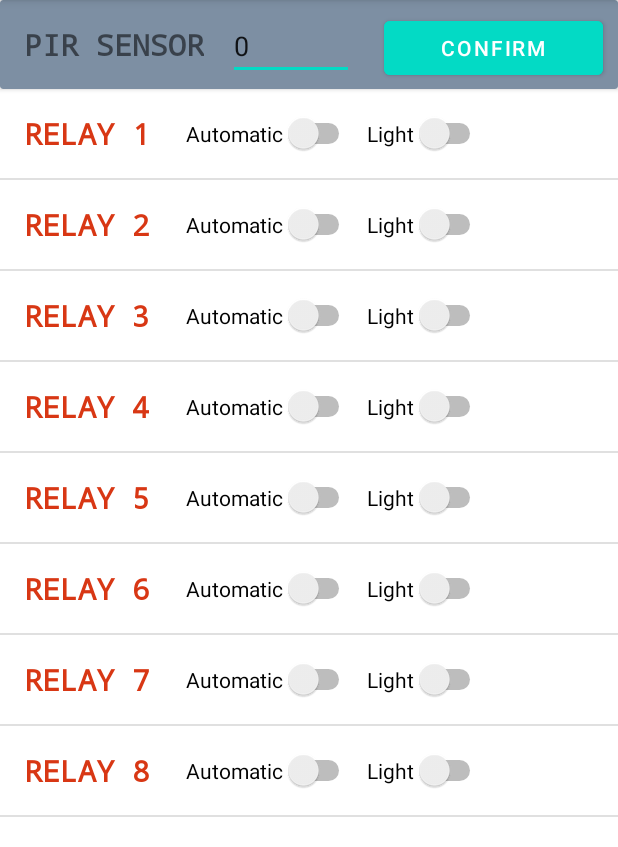
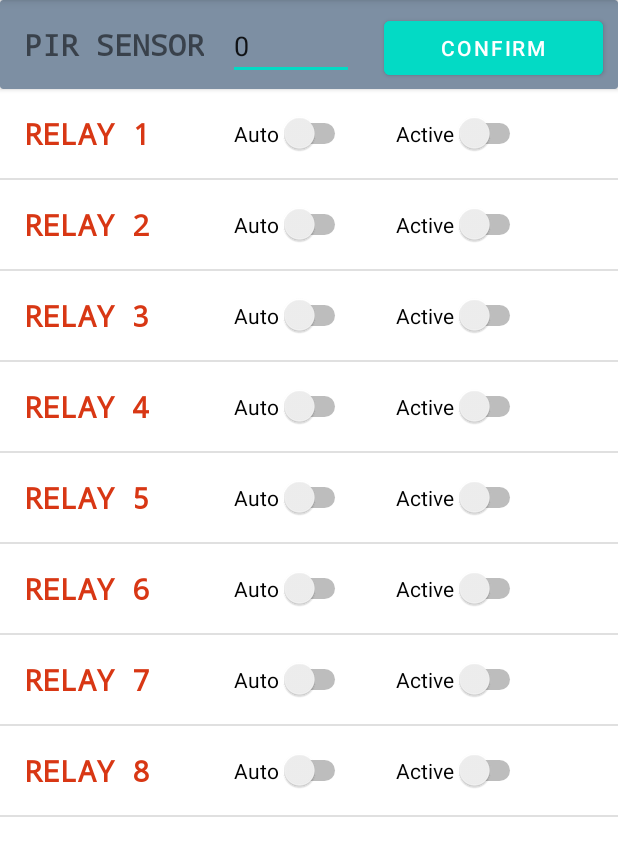
Before and after one commit to lunaechechuriignacio/Tesis, an Android app: the screen it shows after launch (MainActivity), on a phone screen of 412 x 824 dp, the part 84-931 px from its top. Run offline under Robolectric (Android 15) with nearby library versions, the phone set to English and light mode, and no system bars; our stand-ins replace Firebase (no records; nobody signed in at launch, a user with empty details on screens opened directly); 7 statements that could not run were skipped.

Commit message:
UPDATE: se realizan unos últimos ajustes visuales

```diff
--- a/app/mobile/app/src/main/java/com/test/firsttestfirebase/service/FirebaseService.java
+++ b/app/mobile/app/src/main/java/com/test/firsttestfirebase/service/FirebaseService.java
@@ -23,20 +23,12 @@ public class FirebaseService {
         return this.firebaseRepository.getPirSensorPropertyReference(property);
     }
 
-    public Object getPirSensorPropertyValue(String property) {
-        return this.firebaseRepository.getPirSensorPropertyData(property).getValue();
-    }
-
     public void setPirSensorPropertyValue(String property, Object value) {
         this.firebaseRepository.setPirSensorPropertyData(property, value);
     }
 
     public DatabaseReference getRelayPropertyReference(Integer relayNumber, String property) {
         return this.firebaseRepository.getRelayPropertyReference(relayNumber, property);
-    }
-
-    public Object getRelayPropertyValue(Integer relayNumber, String property) {
-        return this.firebaseRepository.getRelayPropertyData(relayNumber, property).getValue();
     }
 
     public void setRelayPropertyValue(Integer relayNumber, String property, Object value) {
--- a/app/mobile/app/src/main/java/com/test/firsttestfirebase/view/viewHolder/RelayViewHolder.java
+++ b/app/mobile/app/src/main/java/com/test/firsttestfirebase/view/viewHolder/RelayViewHolder.java
@@ -29,8 +29,8 @@ public class RelayViewHolder extends RecyclerView.ViewHolder {
     public RelayViewHolder(@NonNull View itemView) {
         super(itemView);
         this.tvRelay = itemView.findViewById(R.id.tv_relay);
-        this.swRelayAutomatic = itemView.findViewById(R.id.sw_relay_automatic);
-        this.swRelayLight = itemView.findViewById(R.id.sw_relay_light);
+        this.swRelayAutomatic = itemView.findViewById(R.id.sw_relay_auto);
+        this.swRelayLight = itemView.findViewById(R.id.sw_relay_active);
     }
 
     public void bind(Relay relay) {
--- a/app/mobile/app/src/main/res/layout/relay_row.xml
+++ b/app/mobile/app/src/main/res/layout/relay_row.xml
@@ -16,23 +16,23 @@
         android:text="RELAY" />
 
     <Switch
-        android:id="@+id/sw_relay_automatic"
+        android:id="@+id/sw_relay_auto"
         android:layout_width="wrap_content"
         android:layout_height="wrap_content"
-        android:layout_marginLeft="8dp"
-        android:text="Automatic"
-        app:layout_constraintTop_toTopOf="parent"
+        android:layout_marginLeft="40dp"
+        android:text="Auto"
         app:layout_constraintBottom_toBottomOf="parent"
-        app:layout_constraintLeft_toRightOf="@id/tv_relay" />
+        app:layout_constraintLeft_toRightOf="@id/tv_relay"
+        app:layout_constraintTop_toTopOf="parent" />
 
     <Switch
-        android:id="@+id/sw_relay_light"
+        android:id="@+id/sw_relay_active"
         android:layout_width="wrap_content"
         android:layout_height="wrap_content"
-        android:layout_marginLeft="8dp"
-        android:text="Light"
-        app:layout_constraintTop_toTopOf="parent"
+        android:layout_marginLeft="30dp"
+        android:text="Active"
         app:layout_constraintBottom_toBottomOf="parent"
-        app:layout_constraintLeft_toRightOf="@id/sw_relay_automatic" />
+        app:layout_constraintLeft_toRightOf="@id/sw_relay_auto"
+        app:layout_constraintTop_toTopOf="parent" />
 
 </androidx.constraintlayout.widget.ConstraintLayout>
```
